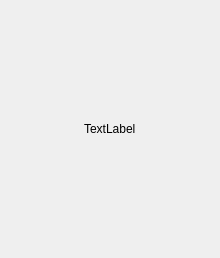
zkovari/plotlyst, file ui/character_card.ui: the form before one commit.
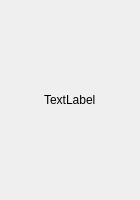
The form after the commit.

Commit message: Set max size on character card

What changed in the file:
```diff
--- a/ui/character_card.ui
+++ b/ui/character_card.ui
@@ -6,10 +6,16 @@
    <rect>
     <x>0</x>
     <y>0</y>
-    <width>220</width>
-    <height>258</height>
+    <width>140</width>
+    <height>200</height>
    </rect>
   </property>
+  <property name="maximumSize">
+   <size>
+    <width>140</width>
+    <height>210</height>
+   </size>
+  </property>
   <property name="windowTitle">
    <string>Frame</string>
   </property>
```
